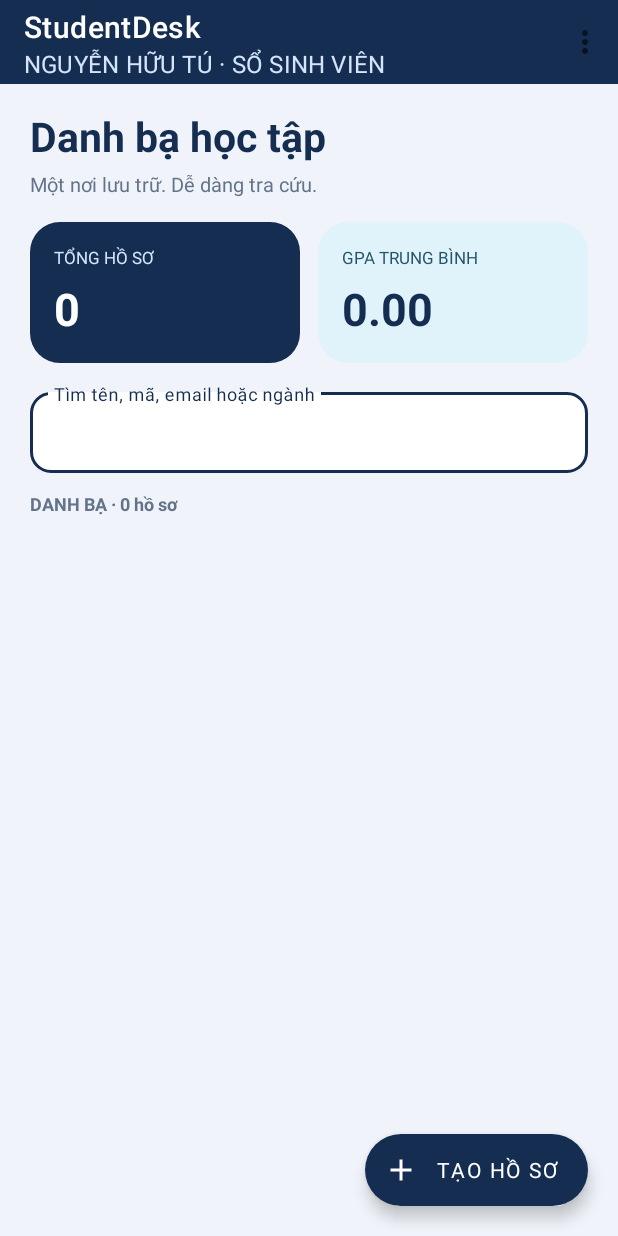
After one commit to huutu1368/nguyenhuutu_baitapcanhan, an Android app: the layout fragment_student_list.xml on its own in the app's theme, with its tools: preview values and no code run, on a phone screen of 412 x 824 dp. The commit adds this screen. Run offline under Robolectric (Android 15) with nearby library versions, the phone set to English and light mode, and no system bars.

Commit message:
ui: dung trang danh ba navy va hai o thong ke

```diff
--- a/app/src/main/java/com/example/nguyenhuutu_baitapcanhan/MainActivity.kt
+++ b/app/src/main/java/com/example/nguyenhuutu_baitapcanhan/MainActivity.kt
@@ -1,20 +1,11 @@
 package com.example.nguyenhuutu_baitapcanhan
 
 import android.os.Bundle
-import androidx.activity.enableEdgeToEdge
 import androidx.appcompat.app.AppCompatActivity
-import androidx.core.view.ViewCompat
-import androidx.core.view.WindowInsetsCompat
 
 class MainActivity : AppCompatActivity() {
     override fun onCreate(savedInstanceState: Bundle?) {
         super.onCreate(savedInstanceState)
-        enableEdgeToEdge()
         setContentView(R.layout.activity_main)
-        ViewCompat.setOnApplyWindowInsetsListener(findViewById(R.id.main)) { v, insets ->
-            val systemBars = insets.getInsets(WindowInsetsCompat.Type.systemBars())
-            v.setPadding(systemBars.left, systemBars.top, systemBars.right, systemBars.bottom)
-            insets
-        }
     }
 }
--- a/app/src/main/res/layout/activity_main.xml
+++ b/app/src/main/res/layout/activity_main.xml
@@ -1,19 +1,4 @@
 <?xml version="1.0" encoding="utf-8"?>
-<androidx.constraintlayout.widget.ConstraintLayout xmlns:android="http://schemas.android.com/apk/res/android"
-    xmlns:app="http://schemas.android.com/apk/res-auto"
-    xmlns:tools="http://schemas.android.com/tools"
-    android:id="@+id/main"
-    android:layout_width="match_parent"
-    android:layout_height="match_parent"
-    tools:context=".MainActivity">
-
-    <TextView
-        android:layout_width="wrap_content"
-        android:layout_height="wrap_content"
-        android:text="Hello World!"
-        app:layout_constraintBottom_toBottomOf="parent"
-        app:layout_constraintEnd_toEndOf="parent"
-        app:layout_constraintStart_toStartOf="parent"
-        app:layout_constraintTop_toTopOf="parent" />
-
-</androidx.constraintlayout.widget.ConstraintLayout>
+<androidx.fragment.app.FragmentContainerView xmlns:android="http://schemas.android.com/apk/res/android"
+    android:id="@+id/fragment_container_view" android:layout_width="match_parent"
+    android:layout_height="match_parent" android:background="@color/page" />
--- /dev/null
+++ b/app/src/main/res/layout/fragment_student_list.xml
@@ -0,0 +1,75 @@
+<?xml version="1.0" encoding="utf-8"?>
+<FrameLayout xmlns:android="http://schemas.android.com/apk/res/android"
+    xmlns:app="http://schemas.android.com/apk/res-auto"
+    android:id="@+id/student_list_root" android:layout_width="match_parent"
+    android:layout_height="match_parent" android:background="@color/page">
+    <LinearLayout android:layout_width="match_parent" android:layout_height="match_parent"
+        android:orientation="vertical">
+        <com.google.android.material.appbar.MaterialToolbar android:id="@+id/toolbar"
+            android:layout_width="match_parent" android:layout_height="56dp"
+            android:background="@color/navy" app:title="StudentDesk"
+            app:subtitle="NGUYỄN HỮU TÚ · SỔ SINH VIÊN"
+            app:titleTextColor="@color/white" app:subtitleTextColor="#D4E4FA"
+            app:menu="@menu/menu_student_list" />
+        <LinearLayout android:layout_width="match_parent" android:layout_height="wrap_content"
+            android:orientation="vertical" android:paddingHorizontal="20dp" android:paddingTop="16dp">
+            <TextView android:layout_width="match_parent" android:layout_height="wrap_content"
+                android:text="Danh bạ học tập" android:textSize="27sp"
+                android:textStyle="bold" android:textColor="@color/navy" />
+            <TextView android:layout_width="match_parent" android:layout_height="wrap_content"
+                android:layout_marginTop="4dp" android:text="Một nơi lưu trữ. Dễ dàng tra cứu."
+                android:textSize="13sp" android:textColor="@color/muted" />
+            <LinearLayout android:layout_width="match_parent" android:layout_height="wrap_content"
+                android:orientation="horizontal" android:layout_marginTop="16dp">
+                <LinearLayout android:layout_width="0dp" android:layout_weight="1"
+                    android:layout_height="wrap_content" android:layout_marginEnd="6dp"
+                    android:orientation="vertical" android:padding="16dp" android:background="@drawable/bg_navy">
+                    <TextView android:layout_width="match_parent" android:layout_height="wrap_content"
+                        android:text="TỔNG HỒ SƠ" android:textSize="11sp" android:textColor="#D4E4FA" />
+                    <TextView android:id="@+id/tvTotal" android:layout_width="match_parent"
+                        android:layout_height="wrap_content" android:layout_marginTop="6dp"
+                        android:text="0" android:textSize="30sp" android:textStyle="bold" android:textColor="@color/white" />
+                </LinearLayout>
+                <LinearLayout android:layout_width="0dp" android:layout_weight="1"
+                    android:layout_height="wrap_content" android:layout_marginStart="6dp"
+                    android:orientation="vertical" android:padding="16dp" android:background="@drawable/bg_ice">
+                    <TextView android:layout_width="match_parent" android:layout_height="wrap_content"
+                        android:text="GPA TRUNG BÌNH" android:textSize="11sp" android:textColor="#24546C" />
+                    <TextView android:id="@+id/tvAverage" android:layout_width="match_parent"
+                        android:layout_height="wrap_content" android:layout_marginTop="6dp"
+                        android:text="0.00" android:textSize="30sp" android:textStyle="bold" android:textColor="@color/navy" />
+                </LinearLayout>
+            </LinearLayout>
+            <com.google.android.material.textfield.TextInputLayout
+                style="@style/Widget.MaterialComponents.TextInputLayout.OutlinedBox"
+                android:layout_width="match_parent" android:layout_height="wrap_content"
+                android:layout_marginTop="14dp" android:hint="Tìm tên, mã, email hoặc ngành"
+                app:boxBackgroundColor="@color/white" app:endIconMode="clear_text"
+                app:boxCornerRadiusTopStart="14dp" app:boxCornerRadiusTopEnd="14dp"
+                app:boxCornerRadiusBottomStart="14dp" app:boxCornerRadiusBottomEnd="14dp">
+                <com.google.android.material.textfield.TextInputEditText android:id="@+id/edtSearch"
+                    android:layout_width="match_parent" android:layout_height="wrap_content"
+                    android:inputType="text" android:maxLines="1" android:textSize="14sp" android:imeOptions="actionDone" />
+            </com.google.android.material.textfield.TextInputLayout>
+            <TextView android:id="@+id/tvStudentCountBadge" android:layout_width="match_parent"
+                android:layout_height="wrap_content" android:layout_marginVertical="12dp"
+                android:text="DANH BẠ · 0 hồ sơ" android:textSize="12sp"
+                android:textStyle="bold" android:textColor="@color/muted" />
+        </LinearLayout>
+        <FrameLayout android:layout_width="match_parent" android:layout_height="0dp" android:layout_weight="1">
+            <androidx.recyclerview.widget.RecyclerView android:id="@+id/rvStudents"
+                android:layout_width="match_parent" android:layout_height="match_parent"
+                android:paddingHorizontal="20dp" android:paddingBottom="96dp" android:clipToPadding="false" />
+            <TextView android:id="@+id/layoutEmpty" android:layout_width="match_parent"
+                android:layout_height="match_parent" android:padding="24dp" android:gravity="center"
+                android:text="Chưa có hồ sơ" android:textColor="@color/muted" android:visibility="gone" />
+            <ProgressBar android:id="@+id/progress" android:layout_width="36dp"
+                android:layout_height="36dp" android:layout_gravity="center" android:visibility="gone" />
+        </FrameLayout>
+    </LinearLayout>
+    <com.google.android.material.floatingactionbutton.ExtendedFloatingActionButton
+        android:id="@+id/fabAdd" android:layout_width="wrap_content" android:layout_height="wrap_content"
+        android:layout_gravity="bottom|end" android:layout_margin="20dp"
+        android:text="Tạo hồ sơ" android:textColor="@color/white"
+        app:icon="@drawable/ic_add" app:iconTint="@color/white" app:backgroundTint="@color/navy" />
+</FrameLayout>
--- /dev/null
+++ b/app/src/main/res/menu/menu_student_list.xml
@@ -0,0 +1,6 @@
+<?xml version="1.0" encoding="utf-8"?>
+<menu xmlns:android="http://schemas.android.com/apk/res/android"
+    xmlns:app="http://schemas.android.com/apk/res-auto">
+    <item android:id="@+id/action_sync" android:title="Đồng bộ Cloud (API mẫu)"
+        app:showAsAction="never" />
+</menu>
```
